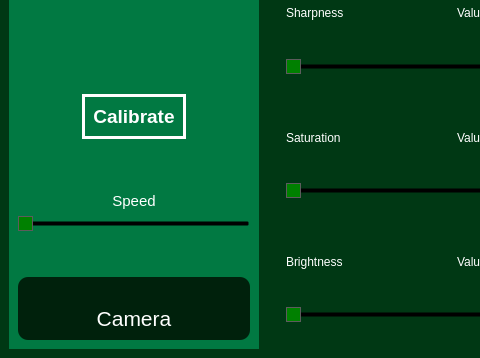
The window that src/UI_v2.ui (RaM-Microscope-Project/MicroscopyProject) describes before a commit, drawn with Qt 5; both pictures show x 0 to 480 and y 518 to 876 of the 1041 by 876 pixel window.
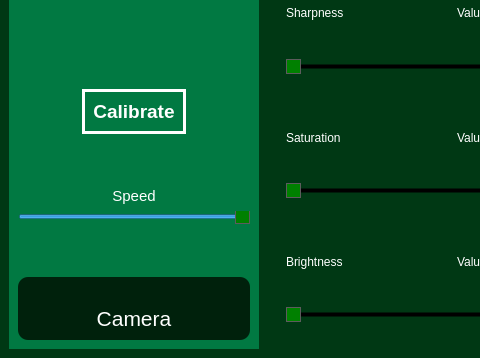
The same window after the commit. Icons and pictures are not drawn.

```diff
--- a/src/UI_v2.ui
+++ b/src/UI_v2.ui
@@ -411,10 +411,25 @@
               </widget>
              </item>
              <item>
-              <widget class="QSlider" name="horizontalSlider">
+              <widget class="QSlider" name="speed_slider">
+               <property name="minimum">
+                <number>1</number>
+               </property>
+               <property name="maximum">
+                <number>5</number>
+               </property>
+               <property name="sliderPosition">
+                <number>5</number>
+               </property>
                <property name="orientation">
                 <enum>Qt::Horizontal</enum>
                </property>
+               <property name="tickPosition">
+                <enum>QSlider::TicksBelow</enum>
+               </property>
+               <property name="tickInterval">
+                <number>1</number>
+               </property>
               </widget>
              </item>
              <item>
```
